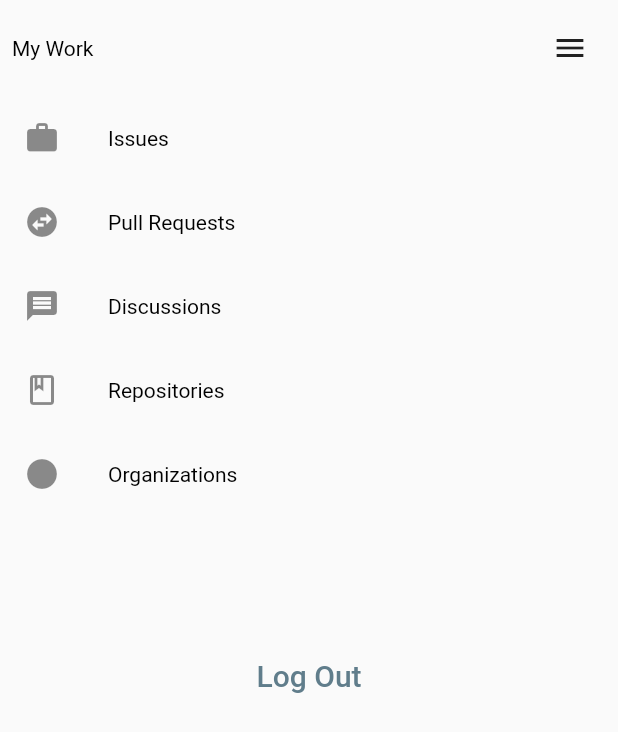
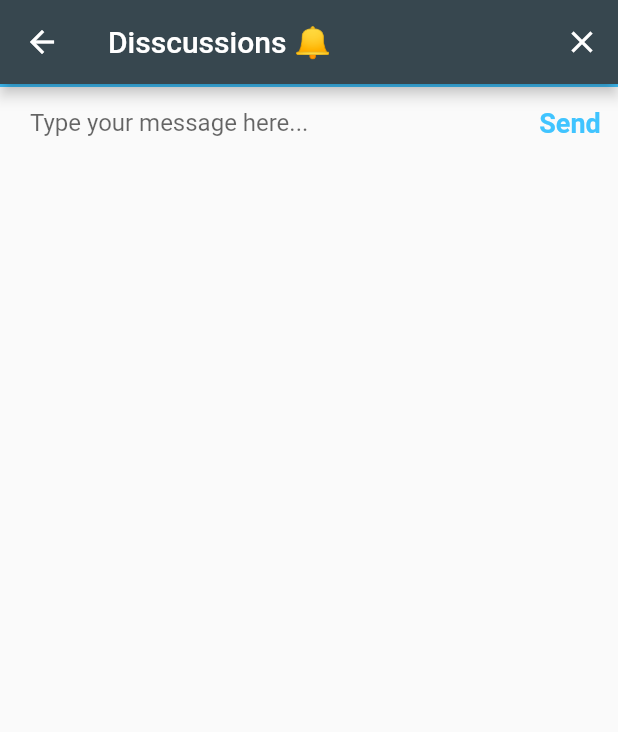
Before and after one commit to tanny99/jiit_hub, a Flutter app: the HomeScreen widget shown alone on an empty page, opened directly, after a tap on "Discussions", on a phone screen of 412 x 824 dp. Shown: the top 732 px of the screen. Run offline on Flutter 3.47's test engine with Material 2 defaults, Android fonts, the phone set to English and light mode, and no system bars; our stand-ins replace cloud_firestore, firebase_auth, firebase_core, toast; accounts and stored records are empty.

```diff
--- a/lib/screens/Constants.dart
+++ b/lib/Constants.dart
@@ -1,4 +1,23 @@
 import 'package:flutter/material.dart';
+
+
+const kSendButtonTextStyle = TextStyle(
+  color: Colors.lightBlueAccent,
+  fontWeight: FontWeight.bold,
+  fontSize: 18.0,
+);
+
+const kMessageTextFieldDecoration = InputDecoration(
+  contentPadding: EdgeInsets.symmetric(vertical: 10.0, horizontal: 20.0),
+  hintText: 'Type your message here...',
+  border: InputBorder.none,
+);
+
+const kMessageContainerDecoration = BoxDecoration(
+  border: Border(
+    top: BorderSide(color: Colors.lightBlueAccent, width: 2.0),
+  ),
+);
 const style1=TextStyle(
   color: Colors.blue,fontSize: 35 ,decoration: TextDecoration.none,
   fontFamily: 'Roboto',
--- /dev/null
+++ b/lib/screens/ChatScreen.dart
@@ -0,0 +1,100 @@
+import 'package:flutter/material.dart';
+import 'package:jiit_hub/Constants.dart';
+import 'package:cloud_firestore/cloud_firestore.dart';
+import 'package:firebase_auth/firebase_auth.dart';
+
+FirebaseFirestore firestore = FirebaseFirestore.instance;// late FirebaseUser loggedInUser;
+class ChatScreen extends StatefulWidget {
+  @override
+  _ChatScreenState createState() => _ChatScreenState();
+}
+
+class _ChatScreenState extends State<ChatScreen> {
+  final messageTextController = TextEditingController();
+  final _auth = FirebaseAuth.instance;
+  late final User loggedInUser;
+
+  late String messageText;
+  @override
+  void initState() {
+    super.initState();
+
+    getCurrentUser();
+  }
+
+  void getCurrentUser() async {
+    try {
+      final User user = _auth.currentUser as User;
+      if (user != null) {
+        loggedInUser = user;
+      }
+    } catch (e) {
+      print(e);
+    }
+  }
+  @override
+  Widget build(BuildContext context) {
+    return Scaffold(
+      appBar: AppBar(
+        leading: null,
+        actions: <Widget>[
+          IconButton(
+              icon: Icon(Icons.close),
+              onPressed: () {
+                _auth.signOut();
+                Navigator.pop(context);
+              }),
+        ],
+        title: Text('Disscussions 🔔'),
+        backgroundColor: Colors.blueGrey[800],
+      ),
+      body: SafeArea(
+        child: Column(
+          mainAxisAlignment: MainAxisAlignment.spaceBetween,
+          crossAxisAlignment: CrossAxisAlignment.stretch,
+          children: <Widget>[
+            Container(
+              decoration: kMessageContainerDecoration,
+              child: Row(
+                crossAxisAlignment: CrossAxisAlignment.center,
+                children: <Widget>[
+                  Expanded(
+                    child: TextField(
+                      onChanged: (value) {
+                        //Do something with the user input.
+                        messageText=value;
+                      },
+                      decoration: kMessageTextFieldDecoration,
+                    ),
+                  ),
+                  TextButton(
+                    onPressed: () async{
+                      //Implement send functionality.
+                      CollectionReference messages =await FirebaseFirestore.instance.collection('messages');
+                      print('1');
+                      print(messageText);
+                      await messages .add({
+                        'sender': loggedInUser.email,
+                        'text': messageText,
+
+                      })
+                          .then((value) => print("User Added"))
+                          .catchError((error) => print("Failed to add user: $error"));
+                      print('sad');
+                      print(loggedInUser.email);
+
+                    },
+                    child: Text(
+                      'Send',
+                      style: kSendButtonTextStyle,
+                    ),
+                  ),
+                ],
+              ),
+            ),
+          ],
+        ),
+      ),
+    );
+  }
+}
--- a/lib/screens/HomePage.dart
+++ b/lib/screens/HomePage.dart
@@ -1,7 +1,7 @@
 import 'package:flutter/cupertino.dart';
 import 'package:flutter/material.dart';
 import 'MyProfile.dart';
-import 'Constants.dart' as K;
+import '../Constants.dart' as K;
 import 'HomeScreen.dart';
 import 'NotificationPage.dart';
 import 'package:jiit_hub/screens/Methods.dart';
--- a/lib/screens/HomeScreen.dart
+++ b/lib/screens/HomeScreen.dart
@@ -1,8 +1,9 @@
 import 'package:flutter/material.dart';
 import 'package:jiit_hub/screens/Methods.dart';
-import 'Constants.dart' as K;
+import '../Constants.dart' as K;
 import 'package:jiit_hub/responsive_constants.dart';
 import 'package:flutter/cupertino.dart';
+import 'ChatScreen.dart';
 class HomeScreen extends StatefulWidget {
   @override
   _HomeScreenState createState() => _HomeScreenState();
@@ -20,7 +21,9 @@ class _HomeScreenState extends State<HomeScreen> {
           ),
           ListTile(leading: Icon(Icons.work),title: Text('Issues', style: K.style2),onTap:(){},),
           ListTile(leading: Icon(Icons.swap_horizontal_circle_rounded),title: Text('Pull Requests', style: K.style2),onTap:(){},),
-          ListTile(leading: Icon(Icons.message),title: Text('Discussions', style: K.style2),onTap:(){},),
+          ListTile(leading: Icon(Icons.message),title: Text('Discussions', style: K.style2),onTap:(){
+            Navigator.push(context, MaterialPageRoute(builder: (_) => ChatScreen()));
+          },),
           ListTile(leading: Icon(Icons.book_outlined),title: Text('Repositories', style: K.style2),onTap:(){},),
           ListTile(leading: Icon(Icons.circle),title: Text('Organizations', style: K.style2),onTap:(){},),
           SizedBox(
--- a/lib/screens/LoginPage.dart
+++ b/lib/screens/LoginPage.dart
@@ -3,7 +3,7 @@ import 'HomePage.dart';
 import 'package:flutter/material.dart';
 import 'package:jiit_hub/screens/HomePage.dart';
 import 'package:jiit_hub/screens/SignupPage.dart';
-import 'Constants.dart' as K;
+import '../Constants.dart' as K;
 import 'package:cupertino_icons/cupertino_icons.dart';
 import 'package:http/http.dart' as http;
 import 'package:jiit_hub/responsive_constants.dart';
--- a/lib/screens/SignupPage.dart
+++ b/lib/screens/SignupPage.dart
@@ -4,7 +4,7 @@ import 'package:cupertino_icons/cupertino_icons.dart';
 import 'package:jiit_hub/screens/LoginPage.dart';
 import 'package:toast/toast.dart' ;
 import 'package:jiit_hub/screens/Methods.dart';
-import 'Constants.dart' as K;
+import '../Constants.dart' as K;
 import 'package:flutter/cupertino.dart';
 import 'package:jiit_hub/responsive_constants.dart';
 import 'package:http/http.dart' as http;
--- a/pubspec.yaml
+++ b/pubspec.yaml
@@ -29,9 +29,10 @@ dependencies:
   # Use with the CupertinoIcons class for iOS style icons.
   cupertino_icons: ^1.0.2
   firebase_auth: ^3.2.0
+  firebase_storage: ^10.1.0
   firebase_core: ^1.10.0
-  firebase_storage: ^10.1.0
-#  cloud_firestore: ^3.1.0
+  cloud_firestore: ^3.1.0
+
   http: ^0.13.3
 #  animated_text_kit:
 #  flutter_svg:
```
Also changed, not shown: lib/screens/DisscussionPage.dart (deleted), pubspec.lock, 1 other file.
